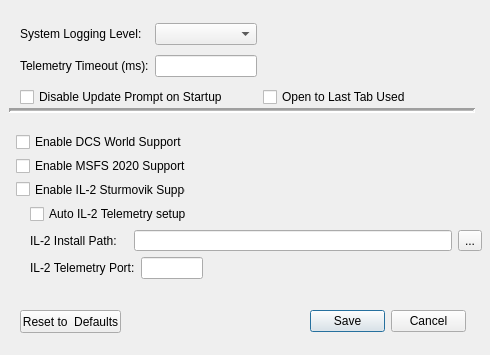
This is SM/system_settings.ui in walmis/VPforce-TelemFFB as Qt 5 draws it before an edit. The edited form follows.
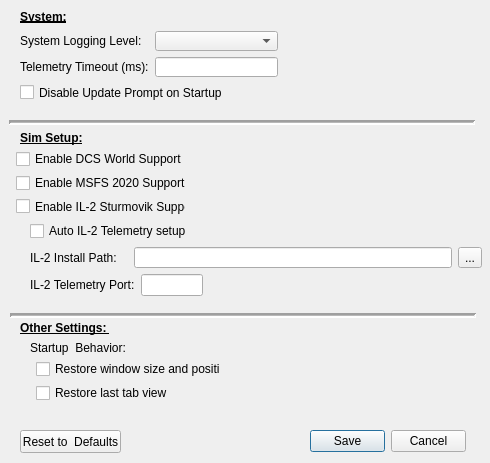
This is the edited form.

Commit message: add startup options to system settings

What changed in the file:
```diff
--- a/SM/system_settings.ui
+++ b/SM/system_settings.ui
@@ -7,7 +7,7 @@
     <x>0</x>
     <y>0</y>
     <width>490</width>
-    <height>355</height>
+    <height>463</height>
    </rect>
   </property>
   <property name="sizePolicy">
@@ -25,7 +25,7 @@
   <property name="maximumSize">
    <size>
     <width>490</width>
-    <height>355</height>
+    <height>800</height>
    </size>
   </property>
   <property name="windowTitle">
@@ -35,7 +35,7 @@
    <property name="geometry">
     <rect>
      <x>9</x>
-     <y>102</y>
+     <y>114</y>
      <width>466</width>
      <height>16</height>
     </rect>
@@ -60,7 +60,7 @@
    <property name="geometry">
     <rect>
      <x>310</x>
-     <y>310</y>
+     <y>430</y>
      <width>156</width>
      <height>23</height>
     </rect>
@@ -76,7 +76,7 @@
    <property name="geometry">
     <rect>
      <x>20</x>
-     <y>310</y>
+     <y>430</y>
      <width>101</width>
      <height>23</height>
     </rect>
@@ -89,29 +89,12 @@
    <property name="geometry">
     <rect>
      <x>20</x>
-     <y>19</y>
-     <width>391</width>
-     <height>94</height>
+     <y>31</y>
+     <width>258</width>
+     <height>71</height>
     </rect>
    </property>
    <layout class="QGridLayout" name="gridLayout">
-    <item row="2" column="0" colspan="2">
-     <widget class="QCheckBox" name="ignoreUpdate">
-      <property name="text">
-       <string>Disable Update Prompt on Startup</string>
-      </property>
-     </widget>
-    </item>
-    <item row="1" column="0">
-     <widget class="QLabel" name="label_2">
-      <property name="text">
-       <string>Telemetry Timeout (ms):</string>
-      </property>
-     </widget>
-    </item>
-    <item row="1" column="1">
-     <widget class="QLineEdit" name="telemTimeout"/>
-    </item>
     <item row="0" column="0">
      <widget class="QLabel" name="label">
       <property name="text">
@@ -122,10 +105,20 @@
     <item row="0" column="1">
      <widget class="QComboBox" name="logLevel"/>
     </item>
-    <item row="2" column="2">
-     <widget class="QCheckBox" name="rememberTab">
+    <item row="1" column="0">
+     <widget class="QLabel" name="label_2">
       <property name="text">
-       <string>Open to Last Tab Used</string>
+       <string>Telemetry Timeout (ms):</string>
+      </property>
+     </widget>
+    </item>
+    <item row="1" column="1">
+     <widget class="QLineEdit" name="telemTimeout"/>
+    </item>
+    <item row="2" column="0" colspan="2">
+     <widget class="QCheckBox" name="ignoreUpdate">
+      <property name="text">
+       <string>Disable Update Prompt on Startup</string>
       </property>
      </widget>
     </item>
@@ -135,7 +128,7 @@
    <property name="geometry">
     <rect>
      <x>16</x>
-     <y>133</y>
+     <y>150</y>
      <width>170</width>
      <height>65</height>
     </rect>
@@ -168,7 +161,7 @@
    <property name="geometry">
     <rect>
      <x>30</x>
-     <y>204</y>
+     <y>221</y>
      <width>452</width>
      <height>75</height>
     </rect>
@@ -246,6 +239,130 @@
     </item>
    </layout>
   </widget>
+  <widget class="Line" name="line_2">
+   <property name="geometry">
+    <rect>
+     <x>10</x>
+     <y>307</y>
+     <width>466</width>
+     <height>16</height>
+    </rect>
+   </property>
+   <property name="font">
+    <font>
+     <weight>50</weight>
+     <bold>false</bold>
+    </font>
+   </property>
+   <property name="lineWidth">
+    <number>2</number>
+   </property>
+   <property name="midLineWidth">
+    <number>1</number>
+   </property>
+   <property name="orientation">
+    <enum>Qt::Horizontal</enum>
+   </property>
+  </widget>
+  <widget class="QLabel" name="label_5">
+   <property name="geometry">
+    <rect>
+     <x>20</x>
+     <y>10</y>
+     <width>47</width>
+     <height>13</height>
+    </rect>
+   </property>
+   <property name="font">
+    <font>
+     <weight>75</weight>
+     <bold>true</bold>
+     <underline>true</underline>
+    </font>
+   </property>
+   <property name="text">
+    <string>System:</string>
+   </property>
+  </widget>
+  <widget class="QLabel" name="label_6">
+   <property name="geometry">
+    <rect>
+     <x>20</x>
+     <y>130</y>
+     <width>71</width>
+     <height>16</height>
+    </rect>
+   </property>
+   <property name="font">
+    <font>
+     <weight>75</weight>
+     <bold>true</bold>
+     <underline>true</underline>
+    </font>
+   </property>
+   <property name="text">
+    <string>Sim Setup:</string>
+   </property>
+  </widget>
+  <widget class="QLabel" name="label_7">
+   <property name="geometry">
+    <rect>
+     <x>20</x>
+     <y>320</y>
+     <width>91</width>
+     <height>16</height>
+    </rect>
+   </property>
+   <property name="font">
+    <font>
+     <weight>75</weight>
+     <bold>true</bold>
+     <underline>true</underline>
+    </font>
+   </property>
+   <property name="text">
+    <string>Other Settings: </string>
+   </property>
+  </widget>
+  <widget class="QLabel" name="label_8">
+   <property name="geometry">
+    <rect>
+     <x>30</x>
+     <y>340</y>
+     <width>101</width>
+     <height>16</height>
+    </rect>
+   </property>
+   <property name="text">
+    <string>Startup  Behavior:</string>
+   </property>
+  </widget>
+  <widget class="QWidget" name="">
+   <property name="geometry">
+    <rect>
+     <x>36</x>
+     <y>360</y>
+     <width>184</width>
+     <height>42</height>
+    </rect>
+   </property>
+   <layout class="QVBoxLayout" name="verticalLayout_2">
+    <item>
+     <widget class="QCheckBox" name="cb_save_geometry">
+      <property name="text">
+       <string>Restore window size and position</string>
+      </property>
+     </widget>
+    </item>
+    <item>
+     <widget class="QCheckBox" name="cb_save_view">
+      <property name="text">
+       <string>Restore last tab view</string>
+      </property>
+     </widget>
+    </item>
+   </layout>
+  </widget>
  </widget>
  <resources/>
  <connections/>
```
Left out of the diff: 3 changed lines with no effect on the pictures. The commit also changes 2 other files.
